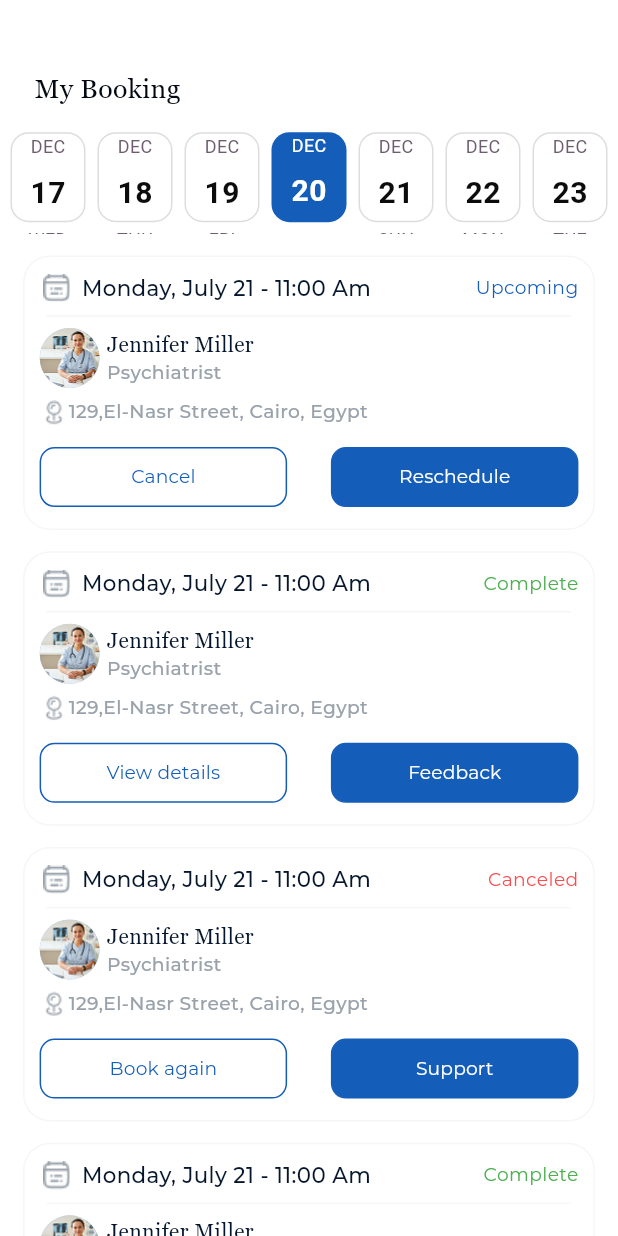
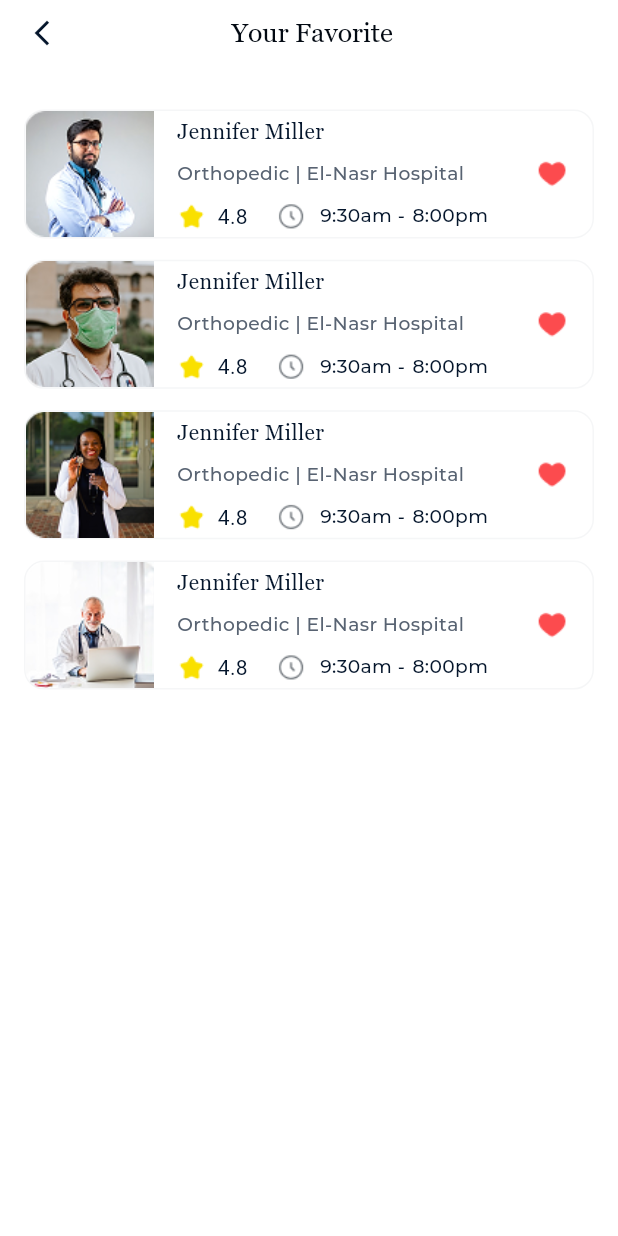
Before and after one commit to Huma-volve/Round-8-mobile-Cure-team2, a Flutter app: the screen it shows after launch, on a phone screen of 412 x 824 dp. Run offline on Flutter 3.47's test engine with Material 3 defaults, Android fonts, the phone set to English and light mode, and no system bars; drawn by our look-alikes of easy_date_timeline; our stand-ins replace country_code_picker, dotted_border, flutter_animate, flutter_bloc, flutter_screenutil, flutter_spinkit and 5 more.

Commit message:
favouritScreens

```diff
--- a/lib/app.dart
+++ b/lib/app.dart
@@ -1,6 +1,6 @@
 import 'package:cure_team_2/core/routing/app_router.dart';
 import 'package:cure_team_2/core/theme/app_theme.dart';
-import 'package:cure_team_2/features/tabs/screens/myBooking.dart';
+import 'package:cure_team_2/features/Favourite/Screens/Your_Favourite.dart';
 import 'package:flutter/material.dart';
 import 'package:flutter_screenutil/flutter_screenutil.dart';
 
@@ -20,7 +20,7 @@ class MyApp extends StatelessWidget {
         left: false,
         child: MaterialApp(
           title: 'cure_team_1',
-          home: const Mybooking(),
+          home: YourFavourite(),
           // initialRoute:Routes.navbar,
           onGenerateRoute: router.generateRoute,
           theme: AppTheme.lightTheme,
--- a/lib/core/constants/assets.dart
+++ b/lib/core/constants/assets.dart
@@ -13,10 +13,18 @@ class Assets {
   static const String doctorphoto = "assets/images/doctorPhoto.png";
   static const String docPhoto = "assets/images/docPhoto.png";
   static const String boy = "assets/images/docAppoint.png";
+  static const String favouritImage = "assets/images/favouritImage.png";
+  static const String FavPic1 = "assets/images/FavPic1.png";
+  static const String FavPic2 = "assets/images/FavPic2.png";
+  static const String FavPic3 = "assets/images/FavPic3.png";
+  static const String FavPic4 = "assets/images/FavPic4.png";
 
   /// icons
   static const String googleIcon = "assets/images/google.svg";
   static const String fav = "assets/images/favouriteIcon.png";
+  static const String Star = "assets/images/Star.png";
+  static const String ClockCircle = "assets/images/ClockCircle.png";
+  static const String favIconSolid = "assets/images/favIconSolid.png";
   static const String location = "assets/images/location.png";
   static const String checkdoctor = "assets/images/checkdoctor.png";
   static const String bookingicon = "assets/images/bookingicon.png";
--- /dev/null
+++ b/lib/features/Favourite/Screens/Your_Favourite.dart
@@ -0,0 +1,32 @@
+import 'package:cure_team_2/features/Favourite/Widgets/DoctorFavItem.dart';
+import 'package:cure_team_2/features/Favourite/models/doctor_Model.dart';
+import 'package:cure_team_2/features/bookingAppointment/widget/customAppBar.dart';
+import 'package:flutter/material.dart';
+import 'package:flutter_screenutil/flutter_screenutil.dart';
+
+class YourFavourite extends StatelessWidget {
+  const YourFavourite({super.key});
+
+  @override
+  Widget build(BuildContext context) {
+    return Scaffold(
+      appBar: const CustomAppBar(title: " Your Favorite"),
+      body: Column(
+        children: [
+          SizedBox(height: 32.h),
+          Expanded(
+            child: ListView.separated(
+              itemCount: bookings.length,
+              separatorBuilder: (BuildContext context, int index) {
+                return SizedBox(height: 16.h);
+              },
+              itemBuilder: (BuildContext context, int index) {
+                return DoctorFavItem(model: bookings[index]);
+              },
+            ),
+          ),
+        ],
+      ),
+    );
+  }
+}
--- /dev/null
+++ b/lib/features/Favourite/Screens/add_Favourite.dart
@@ -0,0 +1,35 @@
+import 'package:cure_team_2/core/constants/assets.dart';
+import 'package:cure_team_2/core/theme/app_text_styles.dart';
+import 'package:cure_team_2/features/bookingAppointment/widget/customAppBar.dart';
+import 'package:flutter/material.dart';
+import 'package:flutter_screenutil/flutter_screenutil.dart';
+
+class AddFavourite extends StatelessWidget {
+  const AddFavourite({super.key});
+
+  @override
+  Widget build(BuildContext context) {
+    return Scaffold(
+      appBar: const CustomAppBar(title: "Your Favorite"),
+      body: Container(
+        // width: 256.w,
+        // height: 262.h,
+        margin: const EdgeInsets.all(24),
+        padding: EdgeInsets.only(left: 60.w, right: 15.w),
+        child: Column(
+          mainAxisAlignment: MainAxisAlignment.center,
+          children: [
+            Image.asset(Assets.favouritImage, width: 177.5.w, height: 181.h),
+            SizedBox(height: 24.h),
+            Text('Your favorite!', style: AppTextStyles.georgiaH3),
+            SizedBox(height: 10.h),
+            Text(
+              'Add your favorite to find it easily',
+              style: AppTextStyles.montserratRegularButton,
+            ),
+          ],
+        ),
+      ),
+    );
+  }
+}
--- /dev/null
+++ b/lib/features/Favourite/Widgets/DoctorFavItem.dart
@@ -0,0 +1,83 @@
+import 'package:cure_team_2/core/constants/assets.dart';
+import 'package:cure_team_2/core/theme/app_colors.dart';
+import 'package:cure_team_2/core/theme/app_text_styles.dart';
+import 'package:cure_team_2/features/Favourite/models/doctor_Model.dart';
+import 'package:flutter/material.dart';
+import 'package:flutter_screenutil/flutter_screenutil.dart';
+
+class DoctorFavItem extends StatelessWidget {
+  const DoctorFavItem({super.key, required this.model});
+  final DoctorFavModel model;
+  @override
+  Widget build(BuildContext context) {
+    return Container(
+      margin: const EdgeInsets.symmetric(horizontal: 16),
+      width: 396.w,
+      height: 86,
+      padding: EdgeInsets.only(right: 16.w),
+      decoration: BoxDecoration(
+        borderRadius: BorderRadius.circular(15.r),
+        border: Border.all(width: 1, color: AppColors.grey50),
+      ),
+      child: Row(
+        children: [
+          Image.asset(
+            model.doctorImage,
+            width: 89.w,
+            height: MediaQuery.of(context).size.height,
+            fit: BoxFit.cover,
+          ),
+          SizedBox(width: 16.w),
+          SizedBox(
+            height: 86.h,
+            child: Column(
+              mainAxisAlignment: MainAxisAlignment.spaceBetween,
+              crossAxisAlignment: CrossAxisAlignment.start,
+              children: [
+                Text(
+                  model.doctorName,
+                  style: AppTextStyles.georgiaButton.copyWith(
+                    color: AppColors.secondary,
+                  ),
+                ),
+                Row(
+                  children: [
+                    Text(
+                      model.specialty,
+                      style: AppTextStyles.montserratCaption.copyWith(
+                        color: AppColors.secondary300,
+                      ),
+                    ),
+                    Text(
+                      model.address,
+                      style: AppTextStyles.montserratCaption.copyWith(
+                        color: AppColors.secondary300,
+                      ),
+                    ),
+                  ],
+                ),
+                Row(
+                  mainAxisAlignment: MainAxisAlignment.start,
+                  children: [
+                    Image.asset(Assets.Star, width: 20.w, height: 20.h),
+                    SizedBox(width: 8.w),
+                    Text(model.rating),
+                    SizedBox(width: 20.w),
+                    Image.asset(model.ClockIcon, width: 20.w, height: 20.h),
+                    SizedBox(width: 10.w),
+                    Text('9:30am ', style: AppTextStyles.montserratCaption),
+                    Text('-', style: AppTextStyles.montserratCaption),
+                    SizedBox(width: 5.w),
+                    Text('8:00pm', style: AppTextStyles.montserratCaption),
+                  ],
+                ),
+              ],
+            ),
+          ),
+          const Spacer(),
+          Image.asset(Assets.favIconSolid, width: 24.w, height: 24.h),
+        ],
+      ),
+    );
+  }
+}
--- /dev/null
+++ b/lib/features/Favourite/models/doctor_Model.dart
@@ -0,0 +1,68 @@
+import 'package:cure_team_2/core/constants/assets.dart';
+
+class DoctorFavModel {
+  final String doctorName;
+  final String specialty;
+  final String address;
+  final String doctorImage;
+
+  final String favicon;
+  final String rating;
+  final String starIcon;
+  final String ClockIcon;
+
+  DoctorFavModel({
+    required this.doctorName,
+    required this.specialty,
+    required this.address,
+    required this.doctorImage,
+
+    required this.favicon,
+    required this.rating,
+    required this.starIcon,
+    required this.ClockIcon,
+  });
+}
+
+List<DoctorFavModel> bookings = [
+  DoctorFavModel(
+    doctorName: 'Jennifer Miller',
+    specialty: 'Orthopedic',
+    address: ' | El-Nasr Hospital',
+    doctorImage: Assets.FavPic1,
+    favicon: Assets.favIconSolid,
+    rating: '4.8',
+    starIcon: Assets.Star,
+    ClockIcon: Assets.ClockCircle,
+  ),
+  DoctorFavModel(
+    doctorName: 'Jennifer Miller',
+    specialty: 'Orthopedic',
+    address: ' | El-Nasr Hospital',
+    doctorImage: Assets.FavPic2,
+    favicon: Assets.favIconSolid,
+    rating: '4.8',
+    starIcon: Assets.Star,
+    ClockIcon: Assets.ClockCircle,
+  ),
+  DoctorFavModel(
+    doctorName: 'Jennifer Miller',
+    specialty: 'Orthopedic',
+    address: ' | El-Nasr Hospital',
+    doctorImage: Assets.FavPic3,
+    favicon: Assets.favIconSolid,
+    rating: '4.8',
+    starIcon: Assets.Star,
+    ClockIcon: Assets.ClockCircle,
+  ),
+  DoctorFavModel(
+    doctorName: 'Jennifer Miller',
+    specialty: 'Orthopedic',
+    address: ' | El-Nasr Hospital',
+    doctorImage: Assets.FavPic4,
+    favicon: Assets.favIconSolid,
+    rating: '4.8',
+    starIcon: Assets.Star,
+    ClockIcon: Assets.ClockCircle,
+  ),
+];
--- a/lib/features/bookingAppointment/screens/Payment_Method.dart
+++ b/lib/features/bookingAppointment/screens/Payment_Method.dart
@@ -23,7 +23,7 @@ class _PaymentMethodState extends State<PaymentMethod> {
   Widget build(BuildContext context) {
     return Scaffold(
       resizeToAvoidBottomInset: false,
-      appBar: const CustomAppBar(title: Text('Book Appointment')),
+      appBar: const CustomAppBar(title:"Book Appointment"),
       body: SingleChildScrollView(
         child: Container(
           padding: EdgeInsets.only(right: 28.w, left: 28.w, bottom: 5.w),
--- a/lib/features/bookingAppointment/screens/bookingAppointment.dart
+++ b/lib/features/bookingAppointment/screens/bookingAppointment.dart
@@ -33,7 +33,7 @@ class _BookingappointmentState extends State<Bookingappointment> {
   Widget build(BuildContext context) {
     return Scaffold(
       resizeToAvoidBottomInset: false,
-      appBar: const CustomAppBar(title: Text('Book Appointment')),
+      appBar: const CustomAppBar(title: 'Book Appointment'),
       body: SingleChildScrollView(
         child: Container(
           padding: EdgeInsets.only(right: 28.w, left: 28.w, bottom: 5.w),
--- a/lib/features/bookingAppointment/screens/your_appointment.dart
+++ b/lib/features/bookingAppointment/screens/your_appointment.dart
@@ -32,7 +32,7 @@ class _YourAppointmentState extends State<YourAppointment> {
       '10:00PM',
     ];
     return Scaffold(
-      appBar: const CustomAppBar(title: Text('Your Appointment')),
+      appBar: const CustomAppBar(title: 'Your Appointment'),
 
       body: Container(
         margin: EdgeInsets.only(left: 16.w, right: 16.w),
--- a/lib/features/bookingAppointment/widget/customAppBar.dart
+++ b/lib/features/bookingAppointment/widget/customAppBar.dart
@@ -4,14 +4,14 @@ import 'package:flutter_screenutil/flutter_screenutil.dart';
 
 class CustomAppBar extends StatelessWidget implements PreferredSizeWidget {
   const CustomAppBar({super.key, required this.title});
-  final Widget title;
+  final String title;
   @override
   Size get preferredSize => Size.fromHeight(50.h);
   @override
   Widget build(BuildContext context) {
     return AppBar(
       leading: const Icon(Icons.arrow_back_ios_new, size: 20),
-      title: title,
+      title: Text(title),
       titleTextStyle: AppTextStyles.georgiaSubheading,
     );
   }
```
Also changed, not shown: lib/features/tabs/models/doctor_Model.dart (deleted, +0 -41 lines), lib/features/tabs/screens/myBooking.dart (+0 -8 lines), assets/images/ClockCircle.png (added), assets/images/FavPic1.png (added), assets/images/FavPic2.png (added), assets/images/FavPic3.png (added), assets/images/FavPic4.png (added), assets/images/Star.png (added), assets/images/favIconSolid.png (added), assets/images/favouritImage.png (added).
